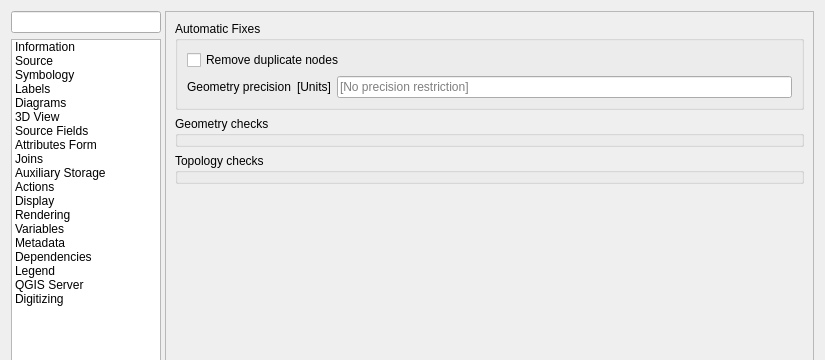
qgis/QGIS, file src/ui/qgsvectorlayerpropertiesbase.ui: the form before one commit; both pictures show x 0 to 825 and y 0 to 360 of the 825 by 856 pixel window.
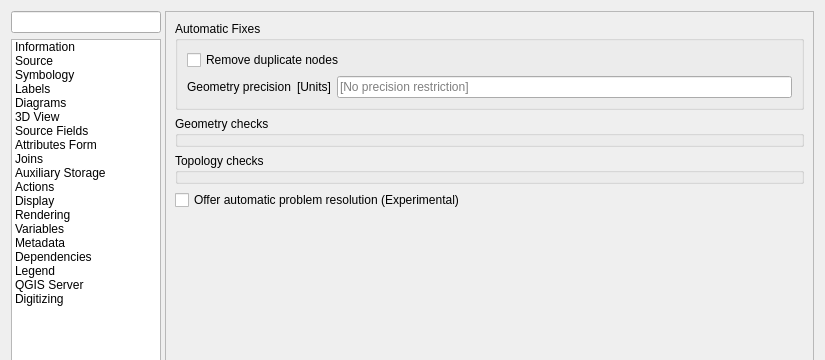
The form after the commit. Icons and pictures are not drawn. Custom widgets are drawn as their Qt base class.

Commit message:
Make geometry validation automatic resolutions experimental
The automatic resolutions work unreliably (mostly due to geometry precision) and
therefore cannot be use reliably. Therefore they should rather be treated as a
technology preview which can be opted into for the moment.

Diff of the .ui file:
```diff
--- a/src/ui/qgsvectorlayerpropertiesbase.ui
+++ b/src/ui/qgsvectorlayerpropertiesbase.ui
@@ -2439,6 +2439,16 @@
                  </property>
                 </widget>
                </item>
+               <item>
+                <widget class="QCheckBox" name="mAutomaticProblemResolutionCheckbox">
+                 <property name="toolTip">
+                  <string>&lt;html&gt;&lt;head/&gt;&lt;body&gt;&lt;p&gt;This enables additional buttons for check results that will automatically fix problems.&lt;/p&gt;&lt;p&gt;&lt;span style=&quot; font-weight:600;&quot;&gt;Experimental&lt;/span&gt;&lt;/p&gt;&lt;p&gt;This functionality is tagged as experimental since some of the automatic fixes do not work completely reliable.&lt;/p&gt;&lt;/body&gt;&lt;/html&gt;</string>
+                 </property>
+                 <property name="text">
+                  <string>Offer automatic problem resolution (Experimental)</string>
+                 </property>
+                </widget>
+               </item>
                <item>
                 <spacer name="verticalSpacer_4">
                  <property name="orientation">
```
Left out of the diff: 22 changed lines with no effect on the pictures. The commit also changes 6 other files.
